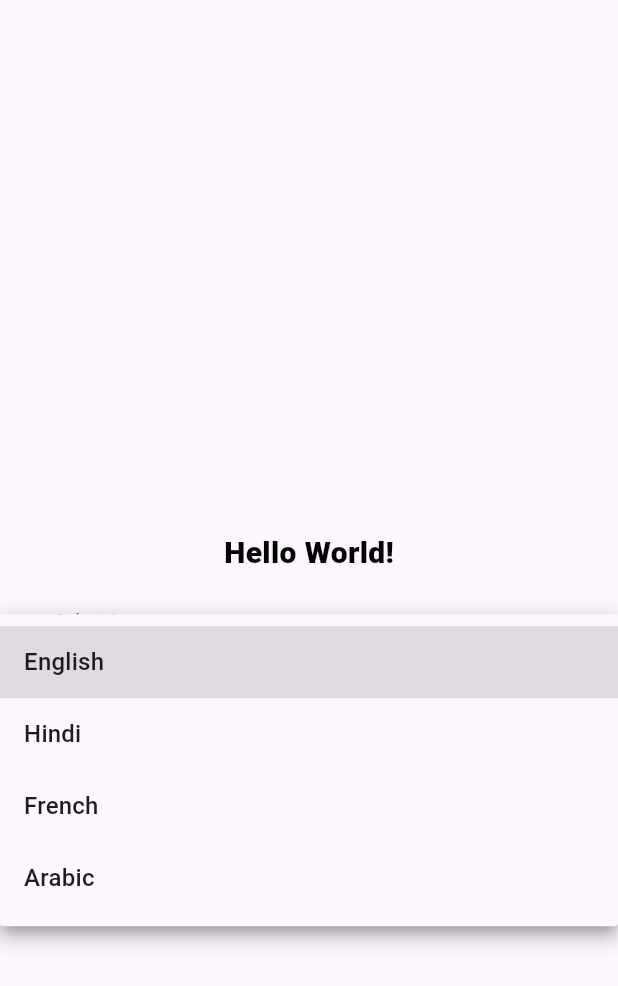
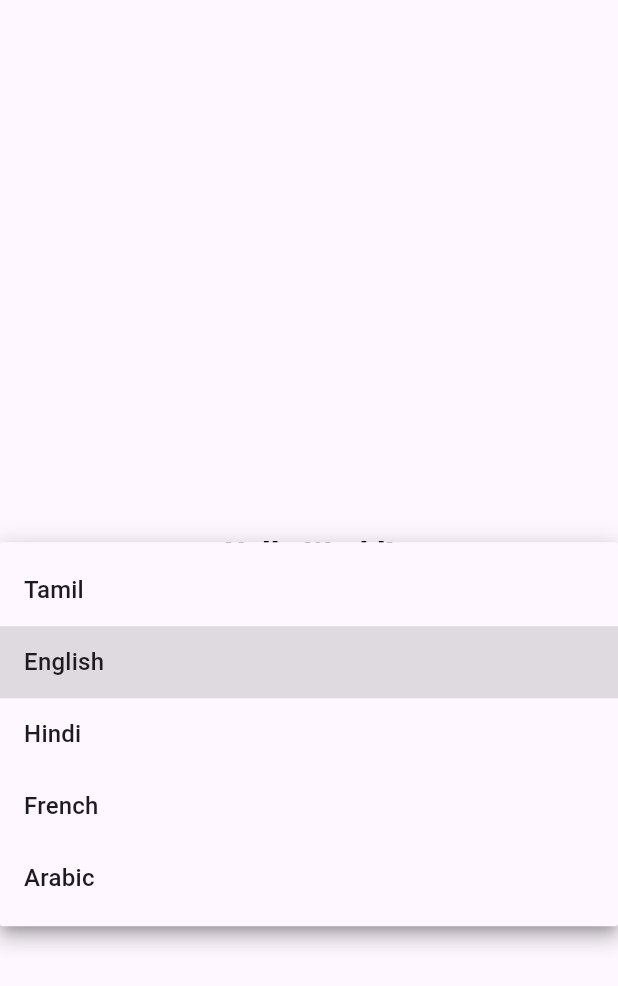
Before and after one commit to Imran200216/localization, a Flutter app: the screen it shows after launch, after a tap on "English", on a phone screen of 412 x 824 dp. Shown: the top 986 px of the screen. Run offline on Flutter 3.47's test engine with Material 3 defaults, Android fonts, the phone set to English and light mode, and no system bars; generated files the repository leaves out were written again.

Commit message:
added the tamil language.

```diff
--- a/lib/features/home/modal_view/locale_provider.dart
+++ b/lib/features/home/modal_view/locale_provider.dart
@@ -6,7 +6,7 @@ class LocaleProvider extends ChangeNotifier {
   Locale get locale => _locale;
 
   void setLocale(Locale locale) {
-    if (!['en', 'hi', 'fr', 'ar'].contains(locale.languageCode)) return;
+    if (!['ta', 'en', 'hi', 'fr', 'ar'].contains(locale.languageCode)) return;
 
     _locale = locale;
     notifyListeners();
--- a/lib/features/home/view/home_screen.dart
+++ b/lib/features/home/view/home_screen.dart
@@ -42,15 +42,25 @@ class HomeScreen extends StatelessWidget {
                   ),
                   value: provider.locale, // Selected language
                   items: const [
+                    /// tamil
+                    DropdownMenuItem(value: Locale('ta'), child: Text("Tamil")),
+
+                    /// english
                     DropdownMenuItem(
                       value: Locale('en'),
                       child: Text("English"),
                     ),
+
+                    /// hindi
                     DropdownMenuItem(value: Locale('hi'), child: Text("Hindi")),
+
+                    /// french
                     DropdownMenuItem(
                       value: Locale('fr'),
                       child: Text("French"),
                     ),
+
+                    /// arabic
                     DropdownMenuItem(
                       value: Locale('ar'),
                       child: Text("Arabic"),
--- /dev/null
+++ b/lib/l10n/app_ta.arb
@@ -0,0 +1,3 @@
+{
+  "helloWorld": "ஹலோ வேர்ல்ட்"
+}
--- a/lib/main.dart
+++ b/lib/main.dart
@@ -33,6 +33,8 @@ class MyApp extends StatelessWidget {
             GlobalCupertinoLocalizations.delegate,
           ],
           supportedLocales: [
+            // tamil
+            Locale("ta"),
             // english
             Locale("en"),
             // hindi
```
